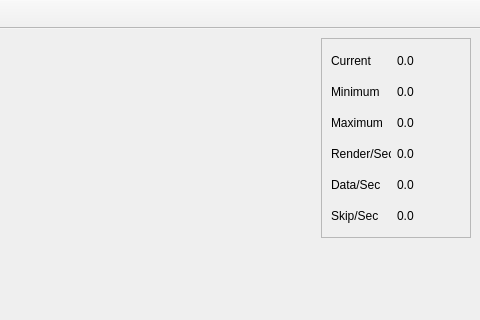
This is fastpm100/assets/strip_layout.ui in WasatchPhotonics/FastPM100 as Qt 5 draws it before an edit; both pictures show x 466 to 946 and y 0 to 320 of the 946 by 452 pixel window. The edited form follows.
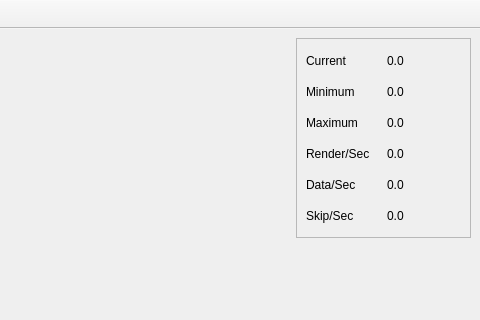
This is the edited form. Icons and pictures are not drawn.

Commit message: changed interface feedback

What changed in the file:
```diff
--- a/fastpm100/assets/strip_layout.ui
+++ b/fastpm100/assets/strip_layout.ui
@@ -49,7 +49,7 @@
        <widget class="QFrame" name="frameRight">
         <property name="minimumSize">
          <size>
-          <width>150</width>
+          <width>175</width>
           <height>200</height>
          </size>
         </property>
```
Left out of the diff: 4 changed lines with no effect on the pictures. The commit also changes 3 other files.
